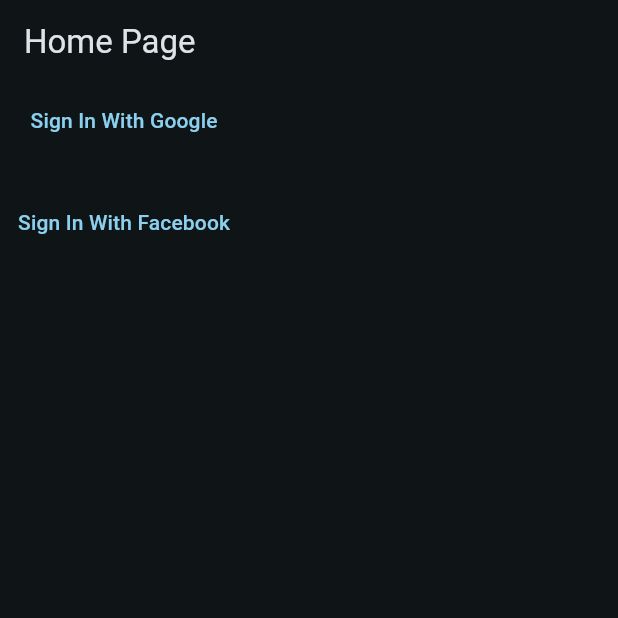
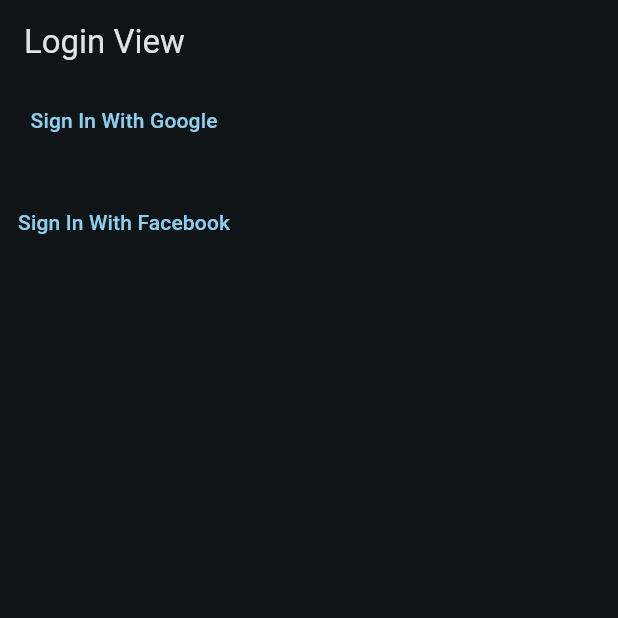
Before and after one commit to quangthanhng/instant_gram_practice, a Flutter app: the screen it shows after launch, after a tap on "Sign In With Facebook", on a phone screen of 412 x 824 dp, the top half of it. Run offline on Flutter 3.47's test engine with Material 3 defaults, Android fonts, the phone set to English and light mode, and no system bars; our stand-ins replace cloud_firestore, firebase_auth, firebase_core, gap, google_sign_in, hooks_riverpod; missing offline and left inert: flutter_facebook_auth; accounts and stored records are empty.

Commit message:
Adding loading state screen and complete to save user info in firestore

```diff
--- a/lib/main.dart
+++ b/lib/main.dart
@@ -1,11 +1,13 @@
-import 'dart:developer';
+import 'dart:developer' as devtools show log;
 
 import 'package:flutter/material.dart';
 import 'package:firebase_core/firebase_core.dart';
 import 'package:gap/gap.dart';
-import 'package:instagram_clone_qthanh/stat/auth/backend/authenticator.dart';
+import 'package:hooks_riverpod/hooks_riverpod.dart';
+import 'package:instagram_clone_qthanh/state/auth/providers/auth_state_provider.dart';
+import 'package:instagram_clone_qthanh/state/auth/providers/is_logged_in_provider.dart';
+import 'package:instagram_clone_qthanh/views/components/loading/loading_screen.dart';
 import 'firebase_options.dart';
-import 'dart:developer' as devtools show log;
 
 extension Log on Object {
   void log() => devtools.log(toString());
@@ -14,7 +16,7 @@
 void main() async {
   WidgetsFlutterBinding.ensureInitialized();
   await Firebase.initializeApp(options: DefaultFirebaseOptions.currentPlatform);
-  runApp(const MyApp());
+  runApp(const ProviderScope(child: MyApp()));
 }
 
 class MyApp extends StatelessWidget {
@@ -32,41 +34,66 @@
       ),
       themeMode: ThemeMode.dark,
       theme: ThemeData(brightness: Brightness.dark, primarySwatch: Colors.blue),
-      home: const MyHomePage(),
+      home: Consumer(
+        builder: (context, ref, child) {
+          final isLoggedIn = ref.watch(isLoggedInProvider);
+          Log(isLoggedIn).log();
+          if (isLoggedIn) {
+            return MainView();
+          } else {
+            return LoginView();
+          }
+        },
+      ),
     );
   }
 }
 
-class MyHomePage extends StatefulWidget {
-  const MyHomePage({super.key});
-
-  @override
-  State<MyHomePage> createState() => _MyHomePageState();
-}
-
-class _MyHomePageState extends State<MyHomePage> {
+class MainView extends StatelessWidget {
+  const MainView({super.key});
   @override
   Widget build(BuildContext context) {
     return Scaffold(
       appBar: AppBar(
-        title: Text('Home Page'),
+        title: const Text('Main View'),
+        // backgroundColor: Theme.of(context).colorScheme.onPrimary,
+      ),
+      body: Consumer(
+        builder: (_, ref, child) => TextButton(
+          onPressed: () async {
+            LoadingScreen.instance().show(
+              context: context,
+              text: 'Hello World',
+            );
+            await ref.read(authStateProvider.notifier).logOut();
+          },
+          child: Center(child: const Text('Log out')),
+        ),
+      ),
+    );
+  }
+}
+
+// for when you are not logged in
+class LoginView extends ConsumerWidget {
+  const LoginView({super.key});
+
+  @override
+  Widget build(BuildContext context, WidgetRef ref) {
+    return Scaffold(
+      appBar: AppBar(
+        title: const Text('Login View'),
         // backgroundColor: Theme.of(context).colorScheme.onPrimary,
       ),
       body: Column(
         children: [
           TextButton(
-            onPressed: () async {
-              final result = await Authenticator().loginWithGoogle();
-              result.log();
-            },
+            onPressed: ref.read(authStateProvider.notifier).logInWithGoogle,
             child: const Text('Sign In With Google'),
           ),
           Gap(20),
           TextButton(
-            onPressed: () async {
-              final result = await Authenticator().loginWithFacebook();
-              result.log();
-            },
+            onPressed: ref.read(authStateProvider.notifier).logInWithFacebook,
             child: const Text('Sign In With Facebook'),
           ),
         ],
--- a/lib/stat/auth/backend/authenticator.dart
+++ b/lib/state/auth/backend/authenticator.dart
@@ -1,9 +1,13 @@
+import 'dart:convert';
+import 'dart:math';
+
+import 'package:crypto/crypto.dart';
 import 'package:firebase_auth/firebase_auth.dart';
 import 'package:flutter_facebook_auth/flutter_facebook_auth.dart';
 import 'package:google_sign_in/google_sign_in.dart';
-import 'package:instagram_clone_qthanh/posts/typedefs/user_id.dart';
-import 'package:instagram_clone_qthanh/stat/auth/constants/constants.dart';
-import 'package:instagram_clone_qthanh/stat/auth/models/auth_result.dart';
+import 'package:instagram_clone_qthanh/state/posts/typedefs/user_id.dart';
+import 'package:instagram_clone_qthanh/state/auth/constants/constants.dart';
+import 'package:instagram_clone_qthanh/state/auth/models/auth_result.dart';
 
 class Authenticator {
   //  Dùng singleton instance, khai báo ở class level
@@ -31,12 +35,47 @@
   }
 
   Future<AuthResult> loginWithFacebook() async {
-    final loginResult = await FacebookAuth.instance.login();
-    final token = loginResult.accessToken?.tokenString;
-    if (token == null) {
+    // Tạo nonce ngẫu nhiên cho Limited Login (iOS)
+    final rawNonce = _generateNonce();
+    final hashedNonce = _sha256ofString(rawNonce);
+
+    final loginResult = await FacebookAuth.instance.login(
+      permissions: ['public_profile'],
+      loginTracking: LoginTracking.limited,
+      nonce: hashedNonce, // Truyền SHA256 hash cho Facebook SDK
+    );
+    print('Facebook Login Status: ${loginResult.status}');
+    print('Facebook Login Message: ${loginResult.message}');
+
+    final accessToken = loginResult.accessToken;
+    if (accessToken == null) {
+      print('Facebook Login: Access token is null');
       return AuthResult.aborted;
     }
-    final oauthCredentials = FacebookAuthProvider.credential(token);
+
+    // Debug: kiểm tra loại token trả về
+    print('Facebook Token Type: ${accessToken.runtimeType}');
+
+    final OAuthCredential oauthCredentials;
+
+    if (accessToken is LimitedToken) {
+      // iOS Limited Login: Facebook trả về OIDC token
+      // Truyền rawNonce (chưa hash) → Firebase sẽ tự hash SHA256 để so khớp
+      print('Facebook Login: Using Limited Token (OIDC) flow');
+      oauthCredentials = OAuthCredential(
+        providerId: 'facebook.com',
+        signInMethod: 'oauth',
+        idToken: accessToken.tokenString,
+        rawNonce: rawNonce, // Raw nonce (chưa hash)
+      );
+    } else {
+      // Classic access token (user cho phép tracking hoặc Android)
+      print('Facebook Login: Using Classic Token flow');
+      oauthCredentials = FacebookAuthProvider.credential(
+        accessToken.tokenString,
+      );
+    }
+
     try {
       await FirebaseAuth.instance.signInWithCredential(oauthCredentials);
       return AuthResult.success;
@@ -56,6 +95,12 @@
         } catch (_) {}
         return AuthResult.success;
       }
+      print(
+        'FirebaseAuthException in Facebook Login: ${e.code} - ${e.message}',
+      );
+      return AuthResult.failure;
+    } catch (e, stackTrace) {
+      print('Unknown Exception in Facebook Login: $e\n$stackTrace');
       return AuthResult.failure;
     }
   }
@@ -68,10 +113,10 @@
         scopeHint: [Constants.emailScope],
       );
 
-      // ✅ idToken lấy từ authentication (sync)
+      // idToken lấy từ authentication (sync)
       final idToken = googleUser.authentication.idToken;
 
-      // ✅ accessToken lấy riêng qua authorizationClient
+      // accessToken lấy riêng qua authorizationClient
       final clientAuth = await googleUser.authorizationClient.authorizeScopes([
         Constants.emailScope,
       ]);
@@ -102,4 +147,22 @@
       return AuthResult.failure;
     }
   }
+
+  /// Tạo nonce ngẫu nhiên (cryptographically secure)
+  String _generateNonce([int length = 32]) {
+    const charset =
+        '0123456789ABCDEFGHIJKLMNOPQRSTUVXYZabcdefghijklmnopqrstuvwxyz-._';
+    final random = Random.secure();
+    return List.generate(
+      length,
+      (_) => charset[random.nextInt(charset.length)],
+    ).join();
+  }
+
+  /// Hash SHA256 một chuỗi
+  String _sha256ofString(String input) {
+    final bytes = utf8.encode(input);
+    final digest = sha256.convert(bytes);
+    return digest.toString();
+  }
 }
--- a/lib/stat/auth/models/auth_state.dart
+++ b/lib/state/auth/models/auth_state.dart
@@ -1,6 +1,6 @@
 import 'package:flutter/foundation.dart' show immutable;
-import 'package:instagram_clone_qthanh/posts/typedefs/user_id.dart';
-import 'package:instagram_clone_qthanh/stat/auth/models/auth_result.dart';
+import 'package:instagram_clone_qthanh/state/posts/typedefs/user_id.dart';
+import 'package:instagram_clone_qthanh/state/auth/models/auth_result.dart';
 
 @immutable
 class AuthState {
--- /dev/null
+++ b/lib/state/auth/providers/auth_state_provider.dart
@@ -0,0 +1,7 @@
+import 'package:hooks_riverpod/legacy.dart';
+import 'package:instagram_clone_qthanh/state/auth/models/auth_state.dart';
+import 'package:instagram_clone_qthanh/state/auth/notifiers/auth_state_notifiers.dart';
+
+final authStateProvider = StateNotifierProvider<AuthStateNotifiers, AuthState>(
+  (_) => AuthStateNotifiers(),
+);
--- /dev/null
+++ b/lib/state/auth/providers/is_logged_in_provider.dart
@@ -0,0 +1,8 @@
+import 'package:hooks_riverpod/hooks_riverpod.dart';
+import 'package:instagram_clone_qthanh/state/auth/models/auth_result.dart';
+import 'package:instagram_clone_qthanh/state/auth/providers/auth_state_provider.dart';
+
+final isLoggedInProvider = Provider<bool>((ref) {
+  final authState = ref.watch(authStateProvider);
+  return authState.result == AuthResult.success;
+});
--- a/pubspec.yaml
+++ b/pubspec.yaml
@@ -54,6 +54,7 @@
   share_plus: ^12.0.2
   url_launcher: ^6.3.2
   gap: ^3.0.1
+  crypto: ^3.0.7
 
 dev_dependencies:
   flutter_test:
--- a/test_google_sign_in.dart
+++ /dev/null
@@ -1,4 +0,0 @@
-import 'package:google_sign_in/google_sign_in.dart';
-void main() {
-  print(GoogleSignIn.instance);
-}
```
Also changed, not shown: lib/state/auth/notifiers/auth_state_notifiers.dart (added, +56 -0 lines), lib/state/auth/providers/user_id_provider.dart (added, +7 -0 lines), lib/state/constants/firebase-field_name.dart (added, +13 -0 lines), lib/state/constants/firebase_collection_name.dart (added, +11 -0 lines), lib/state/user_info/backend/user_info_storage.dart (added, +48 -0 lines), lib/state/user_info/models/user_info_payload.dart (added, +18 -0 lines), lib/views/components/constants/strings.dart (added, +32 -0 lines), lib/views/components/loading/loading_screen.dart (added, +99 -0 lines), lib/views/components/loading/loading_screen_controller.dart (added, +12 -0 lines), lib/state/auth/constants/constants.dart (renamed from lib/stat/auth/constants/constants.dart), lib/state/auth/models/auth_result.dart (renamed from lib/stat/auth/models/auth_result.dart), lib/state/posts/typedefs/user_id.dart (renamed from lib/posts/typedefs/user_id.dart), pubspec.lock.
